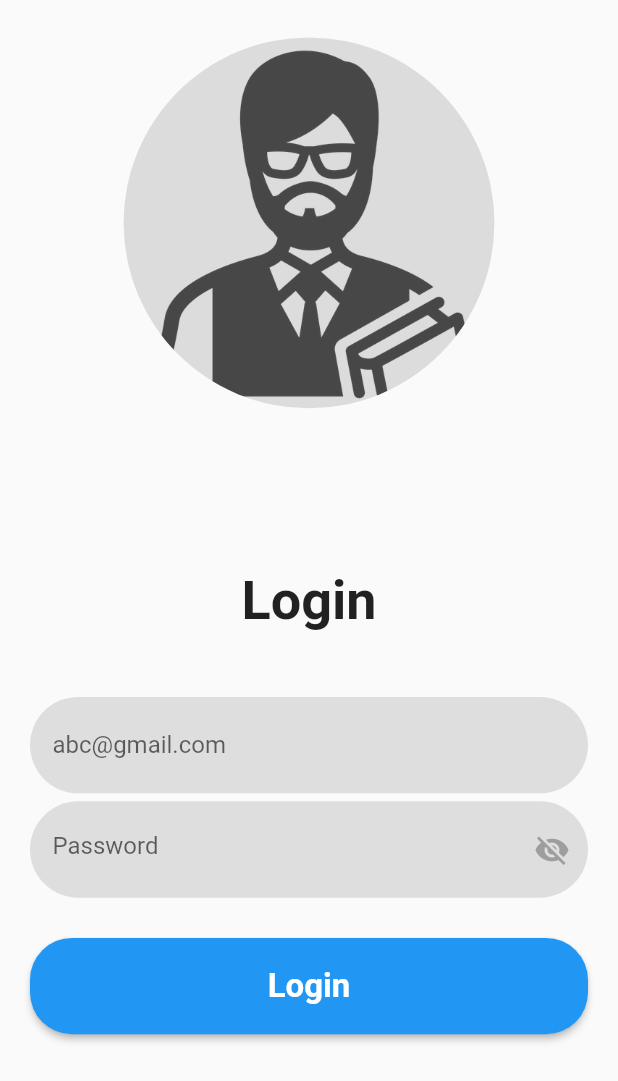
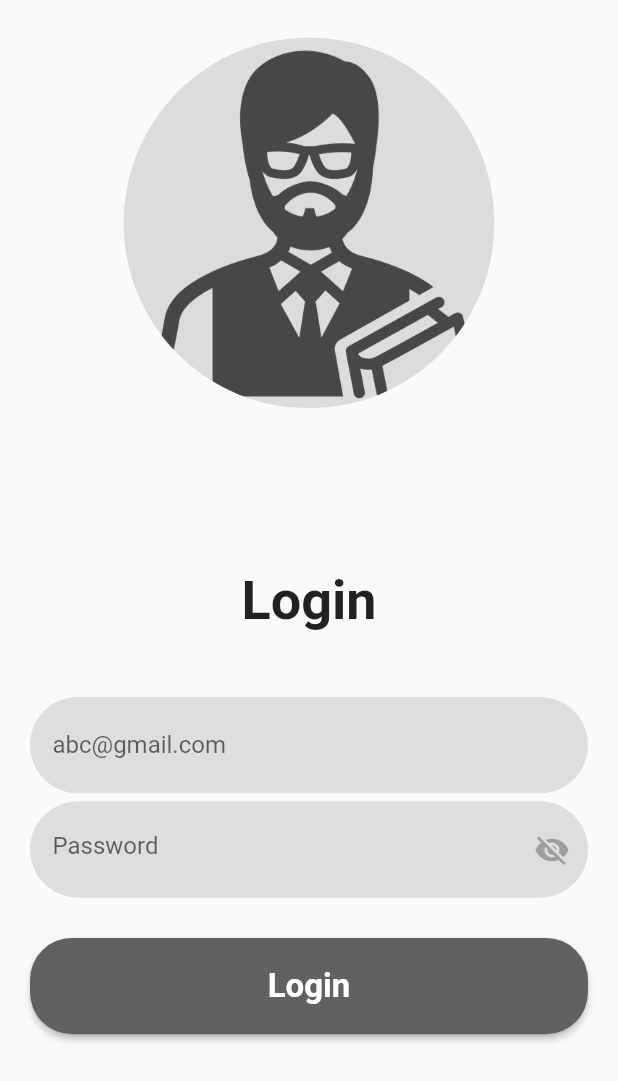
Before and after one commit to AnasKakuwala/ProctorRule, a Flutter app: the screen it shows after launch, on a phone screen of 412 x 824 dp. Shown: the top 1081 px of the screen. Run offline on Flutter 3.47's test engine with Material 2 defaults, Android fonts, the phone set to English and light mode, and no system bars; our stand-ins replace cloud_firestore, file_picker, firebase_auth, firebase_core, firebase_storage, fluttertoast; accounts and stored records are empty.

Commit message:
17-04-2023 23:42 Colors

```diff
--- a/lib/screens/login.dart
+++ b/lib/screens/login.dart
@@ -130,11 +130,12 @@ class _LoginScreenState extends State<LoginScreen> {
 
                            },
                            style: ElevatedButton.styleFrom(
-
+                               backgroundColor: Colors.grey[700],
                              shape: RoundedRectangleBorder(borderRadius: BorderRadius.circular(28))
                            ),
                            child: const Text('Login',
                              style: TextStyle(
+
                                  fontWeight: FontWeight.bold,
                                  fontSize: 22),
                            ),
```
